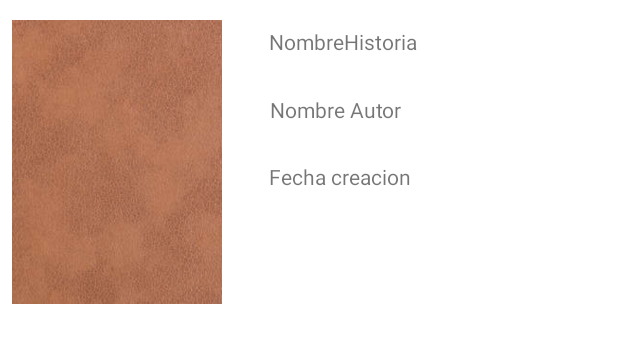
After one commit to angel5000/APPLectura, an Android app: the layout grid_busca_historia.xml on its own in the app's theme, with its tools: preview values and no code run, on a phone screen of 412 x 824 dp. The commit adds this screen. Shown: the top 343 px of the screen. Run offline under Robolectric (Android 15) with nearby library versions, the phone set to English and light mode, and no system bars; network calls fail.

Commit message:
nuevas interfaces

```diff
--- a/app/src/main/java/com/example/applectura/Lectura/LecturaActivity.kt
+++ b/app/src/main/java/com/example/applectura/Lectura/LecturaActivity.kt
@@ -56,6 +56,7 @@ class LecturaActivity : AppCompatActivity() {
         // Usar el ID para realizar alguna acción (por ejemplo, cargar más detalles de la historia)
         if (itemId != -1) {
             iddatos = itemId
+
         }
 
         btleer = findViewById(R.id.btleer)
@@ -63,6 +64,7 @@ class LecturaActivity : AppCompatActivity() {
             val intent = Intent(this, RedaccionActivity::class.java)
             intent.putExtra("ITEM_IDRED", iddatos)
             intent.putExtra("titulo", datos)
+            Toast.makeText(this, "id: ${iddatos}", Toast.LENGTH_SHORT).show()
             startActivity(intent)
         }
 
--- /dev/null
+++ b/app/src/main/res/layout/grid_busca_historia.xml
@@ -0,0 +1,69 @@
+<RelativeLayout xmlns:android="http://schemas.android.com/apk/res/android"
+    xmlns:app="http://schemas.android.com/apk/res-auto"
+    xmlns:tools="http://schemas.android.com/tools"
+    android:layout_width="match_parent"
+    android:layout_height="wrap_content"
+    android:padding="8dp"
+    android:orientation="vertical"
+    >
+
+
+
+    <TextView
+        android:id="@+id/txfecha"
+        android:layout_width="match_parent"
+        android:layout_height="wrap_content"
+        android:layout_marginStart="31dp"
+        android:layout_marginTop="100dp"
+        android:layout_toEndOf="@+id/texture"
+        android:text="Fecha creacion" />
+
+    <TextView
+        android:id="@+id/txtautor"
+        android:layout_width="match_parent"
+        android:layout_height="wrap_content"
+        android:layout_marginStart="32dp"
+        android:layout_marginTop="55dp"
+        android:layout_toEndOf="@+id/texture"
+        android:text="Nombre Autor" />
+
+    <ImageView
+        android:id="@+id/texture"
+        android:layout_width="140dp"
+        android:layout_height="200dp"
+        android:layout_gravity="left"
+        android:padding="5dp"
+        android:scaleType="centerCrop"
+
+        app:srcCompat="@drawable/cubierta" />
+
+    <View
+        android:id="@+id/view"
+        android:layout_width="141dp"
+        android:layout_height="213dp"
+        android:layout_gravity="center"
+        android:padding="15dp"
+        android:scaleType="centerCrop"
+        />
+    <ImageView
+        android:id="@+id/icon"
+        android:layout_width="141dp"
+        android:layout_height="213dp"
+        android:layout_gravity="center"
+
+        android:padding="5dp"
+
+        android:scaleType="centerCrop"
+        />
+
+    <TextView
+        android:id="@+id/txtnombhist"
+        android:layout_width="match_parent"
+        android:layout_height="wrap_content"
+        android:layout_marginStart="31dp"
+        android:layout_marginTop="10dp"
+        android:layout_toEndOf="@+id/texture"
+        android:text="NombreHistoria" />
+
+
+</RelativeLayout>
--- a/app/src/main/res/values/style.xml
+++ b/app/src/main/res/values/style.xml
@@ -3,12 +3,21 @@
     <resources>
         <!-- Tema principal sin ActionBar -->
         <style name="Theme.AppLectura.NoActionBar" parent="Theme.AppCompat.Light.NoActionBar">
-            <item name="colorPrimary">@color/purple_500</item>
-            <item name="colorPrimaryDark">@color/purple_700</item>
+
+            <item name="colorPrimary">#687BDA</item>
+            <item name="colorPrimaryDark">@color/teal_700</item>
             <item name="colorAccent">@color/teal_200</item>
             <item name="android:windowSoftInputMode">adjustResize</item>
 
         </style>
+    <style name="Theme.MyApp" parent="Theme.MaterialComponents.Light.Bridge">
+        <item name="colorPrimary">@color/teal_700</item>
+        <item name="colorPrimaryDark">@color/teal_700</item>
+        <item name="colorAccent">@color/teal_200</item>
+        <item name="android:windowSoftInputMode">adjustResize</item>
+    </style>
+
+
     <style name="MenuItemTitleStyle" parent="TextAppearance.AppCompat">
         <item name="android:textColor">#FFFFFF</item> <!-- Cambia el color a tu preferencia -->
         <item name="android:textSize">24sp</item> <!-- Opcional: ajusta el tamaño -->
```
Also changed, not shown: app/src/main/AndroidManifest.xml (+6 -2 lines), app/src/main/java/com/example/applectura/Lectura/BuscarHistoriaActivity.kt (added, +226 -0 lines), app/src/main/java/com/example/applectura/Lectura/ListaHistoriasCreadasActivity.kt (+9 -3 lines), app/src/main/java/com/example/applectura/Lectura/PrincipalActivity.kt (+7 -1 lines), app/src/main/java/com/example/applectura/Lectura/RedaccionActivity.kt (+7 -5 lines), app/src/main/res/drawable/baseline_menu_book_24.xml (added, +8 -0 lines), app/src/main/res/layout/activity_buscar_historia.xml (added, +66 -0 lines), app/src/main/res/layout/activity_lectura2.xml (+13 -7 lines).
